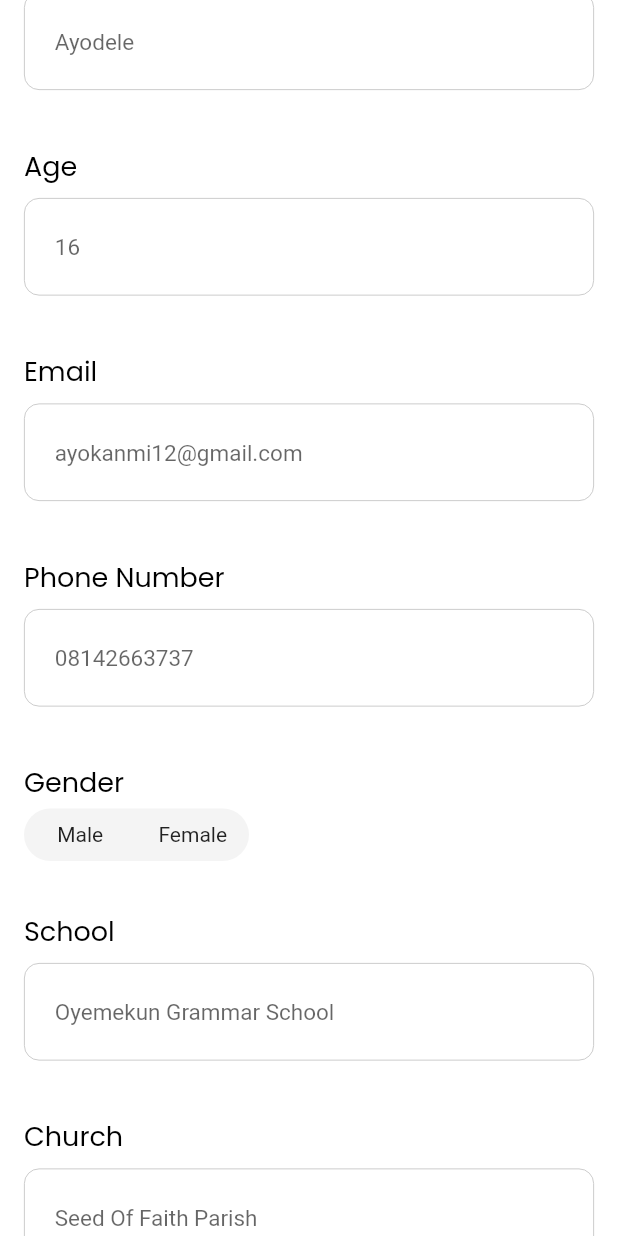
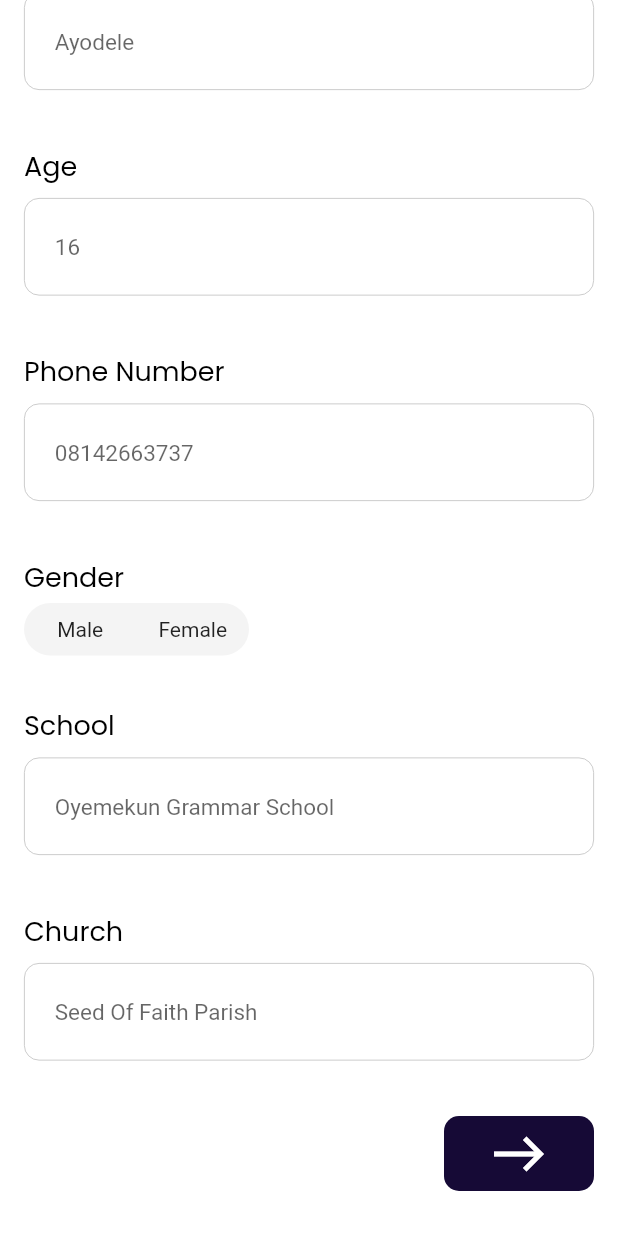
Before and after one commit to Praise650/RCFFUTA-Ticket-Generator, a Flutter app: the screen it shows after launch, scrolled down 361 dp, on a phone screen of 412 x 824 dp. Run offline on Flutter 3.47's test engine with Material 2 defaults, Android fonts, the phone set to English and light mode, and no system bars; our stand-ins replace cloud_firestore, file_picker, firebase_auth, firebase_core, firebase_storage, flutter_hooks and 6 more; missing offline and left inert: dart:js_interop, universal_html; accounts and stored records are empty; Roboto replaces fonts that are missing (RifficFree-Bold); statements that could not run were skipped.

Commit message:
students update

```diff
--- a/lib/ui/pages/generate_qr_page/generate_qr_page.dart
+++ b/lib/ui/pages/generate_qr_page/generate_qr_page.dart
@@ -59,7 +59,7 @@ class _GenerateQRPageState extends State<GenerateQRPage> {
                               const SizedBox(width: 10),
                               Expanded(
                                 child: Text(
-                                  "CRM 2024 Registration".toUpperCase(),
+                                  "CRM SSO 2024 Registration".toUpperCase(),
                                   style: kHeadline1TextStyle.copyWith(
                                     color: AppColors.textSecondary,
                                   ),
@@ -85,12 +85,12 @@ class _GenerateQRPageState extends State<GenerateQRPage> {
                             label: 'Age',
                             controller: model.age,
                           ),
-                          GeneralInput(
-                            appContext: context,
-                            hintText: 'ayokanmi12@gmail.com',
-                            controller: model.email,
-                            label: 'Email',
-                          ),
+                          // GeneralInput(
+                          //   appContext: context,
+                          //   hintText: 'ayokanmi12@gmail.com',
+                          //   controller: model.email,
+                          //   label: 'Email',
+                          // ),
                           GeneralInput(
                             appContext: context,
                             label: 'Phone Number',
--- a/lib/ui/pages/generate_qr_page/view_model/generate_qr_view_model.dart
+++ b/lib/ui/pages/generate_qr_page/view_model/generate_qr_view_model.dart
@@ -72,7 +72,7 @@ class GenerateQrViewModel extends ChangeNotifier {
           fullname: ("${lastname.text} ${firstname.text}").toString(),
           lastname: lastname.text,
           firstname: firstname.text,
-          email: email.text,
+          // email: email.text,
           phoneNumber: phoneNumber.text,
           gender: gender,
           age: age.text,
--- a/lib/ui/pages/thanks/thank_you_.dart
+++ b/lib/ui/pages/thanks/thank_you_.dart
@@ -33,7 +33,7 @@ class ThankYou extends StatelessWidget {
                   const SizedBox(width: 10),
                   Expanded(
                     child: Text(
-                      "CRM 2024 Registration".toUpperCase(),
+                      "CRM SSO 2024 Registration".toUpperCase(),
                       style: kHeadline1TextStyle.copyWith(
                         color: AppColors.textSecondary,
                       ),
```
